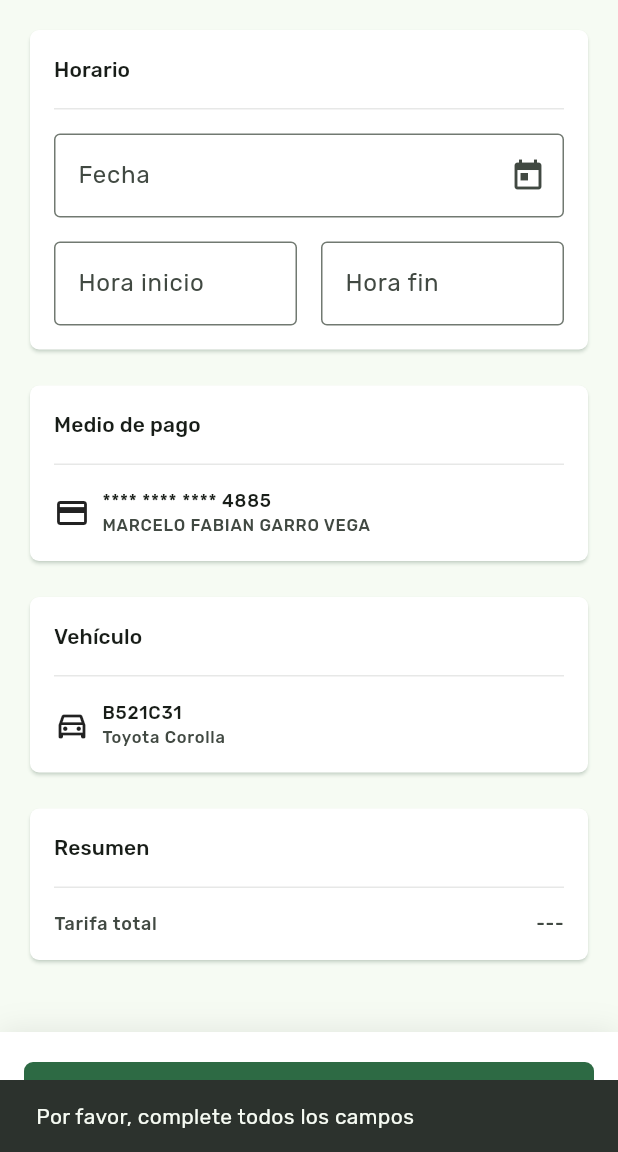
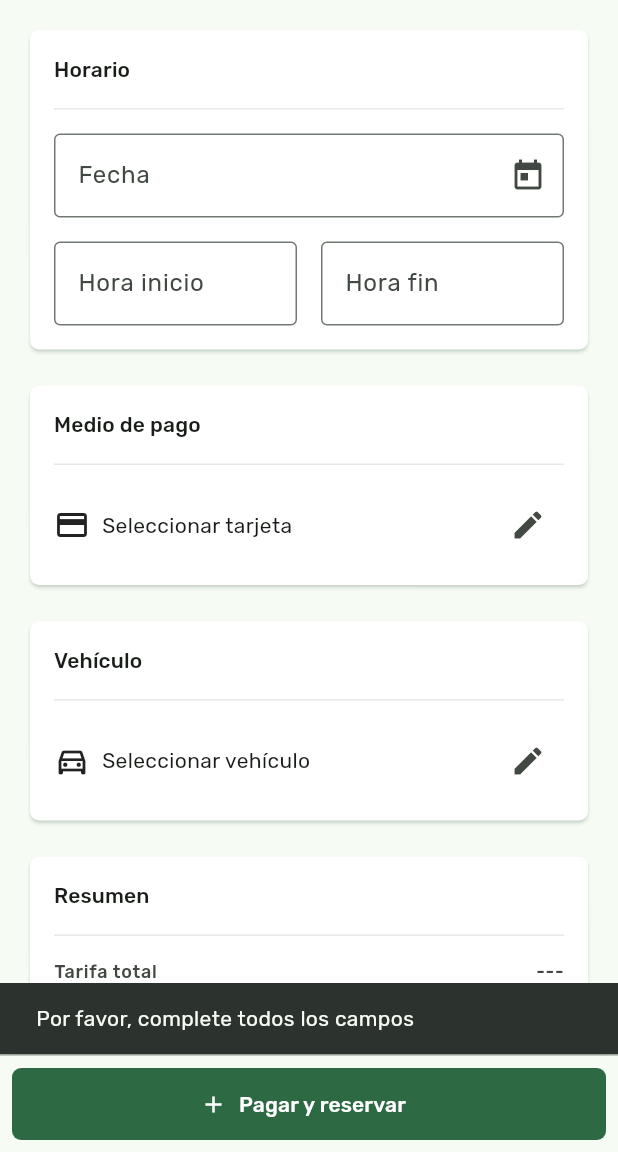
Before and after one commit to HomeyPark/HomeyPark_AppFlutter_patched, a Flutter app: the CheckoutScreen screen opened directly with empty values, after a tap on "Pagar y reservar", on a phone screen of 412 x 824 dp, the part 84-1236 px from its top. Run offline on Flutter 3.47's test engine with Material 3 defaults, Android fonts, the phone set to English and light mode, and no system bars; our stand-ins replace flutter_dotenv, geolocator, google_fonts, google_maps_flutter, shared_preferences; accounts and stored records are empty; network calls fail.

```diff
--- a/lib/main.dart
+++ b/lib/main.dart
@@ -9,11 +9,11 @@ Future main() async {
   WidgetsFlutterBinding.ensureInitialized();
   await preferences.init();
   await dotenv.load(fileName: ".env");
-  runApp(MyApp());
+  runApp(const MyApp());
 }
 
 class MyApp extends StatefulWidget {
-  MyApp({super.key});
+  const MyApp({super.key});
 
   @override
   State<MyApp> createState() => _MyAppState();
--- /dev/null
+++ b/lib/model/reservation_dto.dart
@@ -0,0 +1,37 @@
+class ReservationDto {
+  int hoursRegistered;
+  double totalFare;
+  String startTime;
+  String endTime;
+  int guestId;
+  int hostId;
+  int parkingId;
+  int vehicleId;
+  int cardId;
+
+  ReservationDto({
+    required this.hoursRegistered,
+    required this.totalFare,
+    required this.startTime,
+    required this.endTime,
+    required this.guestId,
+    required this.hostId,
+    required this.parkingId,
+    required this.vehicleId,
+    required this.cardId,
+  });
+
+  Map<String, dynamic> toJson() {
+    return {
+      'hoursRegistered': hoursRegistered,
+      'totalFare': totalFare,
+      'startTime': startTime,
+      'endTime': endTime,
+      'guestId': guestId,
+      'hostId': hostId,
+      'parkingId': parkingId,
+      'vehicleId': vehicleId,
+      'cardId': cardId,
+    };
+  }
+}
--- a/lib/screens/checkout_screen.dart
+++ b/lib/screens/checkout_screen.dart
@@ -1,5 +1,13 @@
 import 'package:flutter/material.dart';
+import 'package:homey_park/config/pref/preferences.dart';
+import 'package:homey_park/model/card.dart';
+import 'package:homey_park/model/reservation.dart';
+import 'package:homey_park/model/reservation_dto.dart';
+import 'package:homey_park/model/vehicle.dart';
 import 'package:homey_park/screens/home_screen.dart';
+import 'package:homey_park/services/reservation_service.dart';
+import 'package:homey_park/widgets/checkout/payment_select_dialog.dart';
+import 'package:homey_park/widgets/checkout/vehicle_select_dialog.dart';
 import 'package:homey_park/widgets/widgets.dart';
 import 'package:homey_park/model/model.dart';
 
@@ -11,12 +19,38 @@ class CheckoutScreen extends StatefulWidget {
   State<CheckoutScreen> createState() => _CheckoutScreenState();
 }
 
+DateTime _combineDateAndTime(String date, String time) {
+  final dateParts = date.split('/');
+  final timeParts = time.split(' ')[0].split(':');
+  final period = time.split(' ')[1];
+
+  int hour = int.parse(timeParts[0]);
+  final minute = int.parse(timeParts[1]);
+
+  if (period == 'PM' && hour != 12) {
+    hour += 12;
+  } else if (period == 'AM' && hour == 12) {
+    hour = 0;
+  }
+
+  return DateTime(
+    int.parse(dateParts[2]),
+    int.parse(dateParts[1]),
+    int.parse(dateParts[0]),
+    hour,
+    minute,
+  );
+}
+
 class _CheckoutScreenState extends State<CheckoutScreen> {
   final _dateController = TextEditingController();
   final _startTimeController = TextEditingController();
   final _endTimeController = TextEditingController();
+  PaymentCard? _paymentCard = null;
+  Vehicle? _vehicle = null;
 
   double totalFare = 0.0;
+
   void _calculateTotalFare() {
     if (_startTimeController.text.isEmpty || _endTimeController.text.isEmpty) {
       setState(() {
@@ -47,11 +81,42 @@ class _CheckoutScreenState extends State<CheckoutScreen> {
     });
   }
 
-  @override
-  void initState() {
-    super.initState();
-    _startTimeController.addListener(_calculateTotalFare);
-    _endTimeController.addListener(_calculateTotalFare);
+  void _submitReservationRequest() async {
+    if (!_validateForm()) {
+      ScaffoldMessenger.of(context).showSnackBar(
+        const SnackBar(
+          content: Text("Por favor, complete todos los campos"),
+        ),
+      );
+      return;
+    }
+
+    final guestId = await preferences.getUserId();
+
+    final reservation = ReservationDto(
+      hoursRegistered: totalFare.toInt(),
+      totalFare: totalFare,
+      startTime:
+          _combineDateAndTime(_dateController.text, _startTimeController.text)
+              .toIso8601String(),
+      endTime:
+          _combineDateAndTime(_dateController.text, _endTimeController.text)
+              .toIso8601String(),
+      guestId: guestId,
+      hostId: widget.parking.user.id,
+      parkingId: widget.parking.id,
+      vehicleId: _vehicle!.id!,
+      cardId: _paymentCard!.id!,
+    );
+
+    print(reservation.toJson());
+
+    await ReservationService.createReservation(reservation);
+
+    Navigator.pushReplacement(
+      context,
+      MaterialPageRoute(builder: (context) => const HomeScreen()),
+    );
   }
 
   Future<void> _selectDate() async {
@@ -84,26 +149,41 @@ class _CheckoutScreenState extends State<CheckoutScreen> {
   bool _validateForm() {
     if (_dateController.text.isEmpty ||
         _startTimeController.text.isEmpty ||
-        _endTimeController.text.isEmpty) {
+        _endTimeController.text.isEmpty ||
+        _paymentCard == null ||
+        _vehicle == null) {
       return false;
     }
     return true;
   }
 
-  void registerService() {
-    if (!_validateForm()) {
-      ScaffoldMessenger.of(context).showSnackBar(
-        const SnackBar(
-          content: Text("Por favor, complete todos los campos"),
-        ),
-      );
-      return;
+  Future _showPaymentOptionsDialog() async {
+    PaymentCard? selectedCard = await showDialog(
+        context: context, builder: (context) => const PaymentSelectDialog());
+
+    if (selectedCard == null) return;
+
+    setState(() {
+      _paymentCard = selectedCard;
+    });
   }
 
-    Navigator.push(
-      context,
-      MaterialPageRoute(builder: (context) => const HomeScreen()),
-    );
+  Future _showVehicleOptionsDialog() async {
+    Vehicle? selectedVehicle = await showDialog(
+        context: context, builder: (context) => const VehicleSelectDialog());
+
+    if (selectedVehicle == null) return;
+
+    setState(() {
+      _vehicle = selectedVehicle;
+    });
+  }
+
+  @override
+  void initState() {
+    super.initState();
+    _startTimeController.addListener(_calculateTotalFare);
+    _endTimeController.addListener(_calculateTotalFare);
   }
 
   @override
@@ -182,18 +262,28 @@ class _CheckoutScreenState extends State<CheckoutScreen> {
                 children: [
                   const Icon(Icons.credit_card),
                   const SizedBox(width: 8),
-                  Column(
+                  Expanded(
+                    child: Column(
                       crossAxisAlignment: CrossAxisAlignment.start,
                       children: [
-                      Text("**** **** **** 4885",
+                        if (_paymentCard != null) ...[
+                          Text(
+                              "**** **** **** ${_paymentCard?.numCard.toInt().toString().substring(12)}",
                               style: theme.textTheme.labelMedium?.apply(
                                 color: theme.colorScheme.onSurface,
                               )),
-                      Text("MARCELO FABIAN GARRO VEGA",
+                          Text(_paymentCard?.holder.toUpperCase() ?? "",
                               style: theme.textTheme.labelSmall?.apply(
                                   color: theme.colorScheme.onSurfaceVariant)),
+                        ] else
+                          Text("Seleccionar tarjeta",
+                              style: theme.textTheme.bodyMedium),
                       ],
-                  )
+                    ),
+                  ),
+                  IconButton(
+                      onPressed: _showPaymentOptionsDialog,
+                      icon: const Icon(Icons.edit))
                 ],
               ),
             ),
@@ -204,18 +294,27 @@ class _CheckoutScreenState extends State<CheckoutScreen> {
                 children: [
                   const Icon(Icons.directions_car_outlined),
                   const SizedBox(width: 8),
-                  Column(
+                  Expanded(
+                    child: Column(
                       crossAxisAlignment: CrossAxisAlignment.start,
                       children: [
-                      Text("B521C31",
+                        if (_vehicle != null) ...[
+                          Text(_vehicle?.licensePlate ?? "",
                               style: theme.textTheme.labelMedium?.apply(
                                 color: theme.colorScheme.onSurface,
                               )),
-                      Text("Toyota Corolla",
+                          Text(_vehicle?.brand ?? "",
                               style: theme.textTheme.labelSmall?.apply(
                                   color: theme.colorScheme.onSurfaceVariant)),
+                        ] else
+                          Text("Seleccionar vehículo",
+                              style: theme.textTheme.bodyMedium),
                       ],
-                  )
+                    ),
+                  ),
+                  IconButton(
+                      onPressed: _showVehicleOptionsDialog,
+                      icon: const Icon(Icons.edit))
                 ],
               ),
             ),
@@ -246,30 +345,21 @@ class _CheckoutScreenState extends State<CheckoutScreen> {
           ],
         ),
       ),
-      bottomSheet: Container(
-        padding: const EdgeInsets.all(16),
-        decoration: BoxDecoration(
-          color: Colors.white,
-          boxShadow: [
-            BoxShadow(
-              color: theme.colorScheme.onSurface.withOpacity(0.1),
-              blurRadius: 16,
-            ),
-          ],
-        ),
-        width: double.infinity,
-        child: FilledButton(
-          onPressed: registerService,
+      persistentFooterButtons: [
+        FilledButton.icon(
+          onPressed: _submitReservationRequest,
+          icon: const Icon(Icons.add),
           style: ButtonStyle(
               shape: WidgetStateProperty.all(
                 RoundedRectangleBorder(
                   borderRadius: BorderRadius.circular(6),
                 ),
               ),
+              minimumSize:
+                  WidgetStateProperty.all(const Size(double.infinity, 48))),
+          label: const Text("Pagar y reservar"),
         ),
-          child: const Text("Pagar y reservar"),
-        ),
-      ),
+      ],
     );
   }
 }
```
Also changed, not shown: lib/services/reservation_service.dart (+15 -0 lines), lib/widgets/checkout/payment_select_dialog.dart (added, +134 -0 lines), lib/widgets/checkout/vehicle_select_dialog.dart (added, +133 -0 lines). Lines whose indentation alone changed are shown as unchanged.
